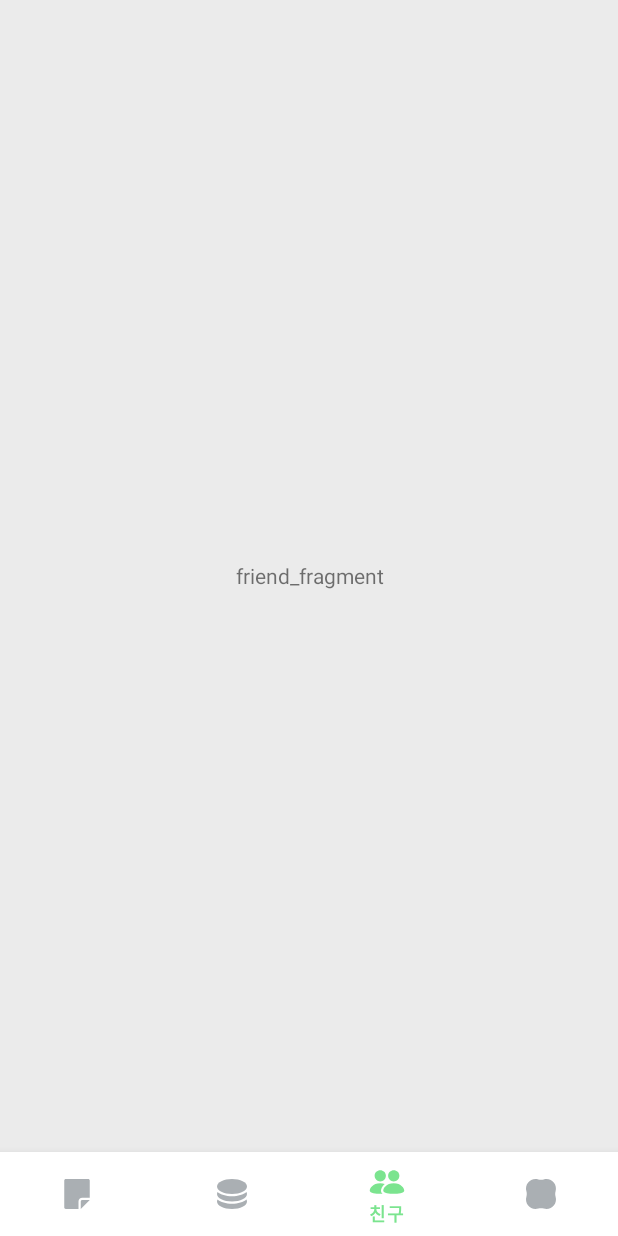
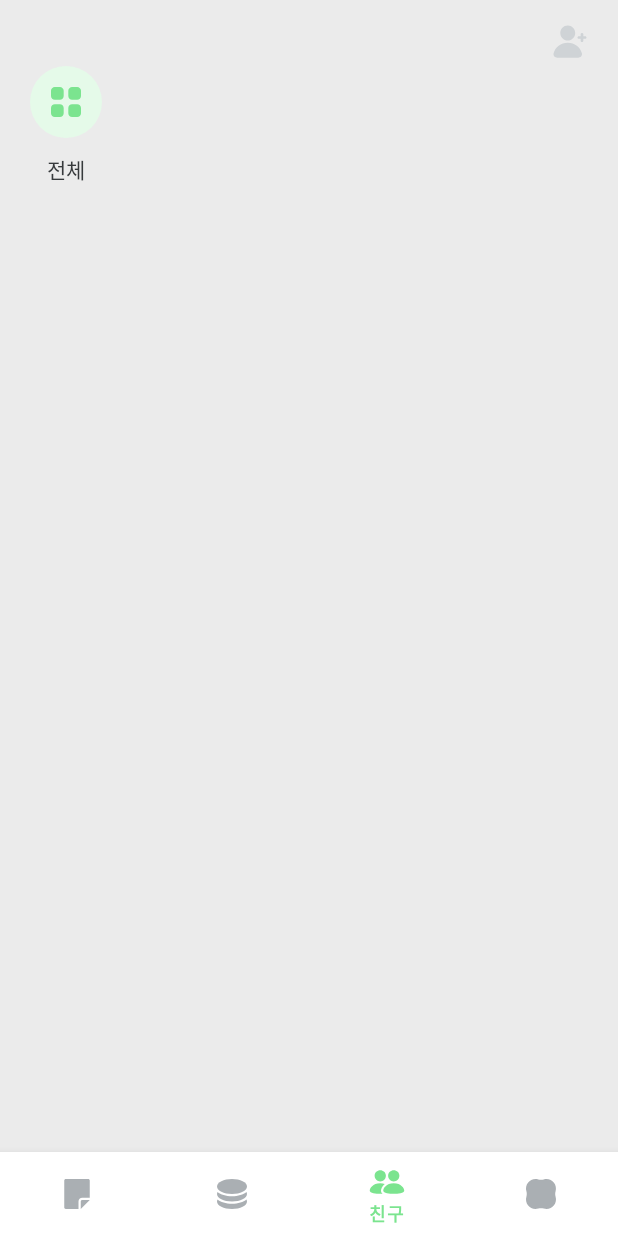
Before and after one commit to PomeTeam/POME_Android, an Android app: the FriendFragment screen opened through its navigation route, on a phone screen of 412 x 824 dp. Run offline under Robolectric (Android 15) with nearby library versions, the phone set to English and light mode, and no system bars; our stand-ins replace Dagger/Hilt's generated code, data binding, navigation-ui.

Commit message:
[feat] 친구탭 진행중

```diff
--- /dev/null
+++ b/app/src/main/res/drawable/ic_friend_add.xml
@@ -0,0 +1,14 @@
+<vector xmlns:android="http://schemas.android.com/apk/res/android"
+    android:width="24dp"
+    android:height="24dp"
+    android:viewportWidth="24"
+    android:viewportHeight="24">
+  <path
+      android:pathData="M10.5,12.5C5.957,12.5 2.062,15.465 1.072,19.57C0.661,21.273 2.091,22.5 3.469,22.5H17.531C18.909,22.5 20.339,21.273 19.928,19.57C18.938,15.465 15.043,12.5 10.5,12.5Z"
+      android:fillColor="#CFD3D6"
+      android:fillType="evenOdd"/>
+  <path
+      android:pathData="M15.462,6.027C15.462,8.817 13.254,11.054 10.5,11.054C7.745,11.054 5.537,8.817 5.537,6.027C5.537,3.237 7.745,1 10.5,1C13.254,1 15.462,3.237 15.462,6.027ZM20.898,8.088H22.101C22.596,8.088 23,8.497 23,8.999C23,9.502 22.596,9.911 22.101,9.911H20.898V11.088C20.898,11.591 20.495,12 19.999,12C19.503,12 19.1,11.591 19.1,11.088V9.911H17.899C17.403,9.911 17,9.502 17,8.999C17,8.497 17.403,8.088 17.899,8.088H19.1V6.912C19.1,6.409 19.503,6 19.999,6C20.495,6 20.898,6.409 20.898,6.912V8.088Z"
+      android:fillColor="#CFD3D6"
+      android:fillType="evenOdd"/>
+</vector>
--- /dev/null
+++ b/app/src/main/res/drawable/ic_friend_all_on.xml
@@ -0,0 +1,13 @@
+<vector xmlns:android="http://schemas.android.com/apk/res/android"
+    android:width="48dp"
+    android:height="48dp"
+    android:viewportWidth="48"
+    android:viewportHeight="48">
+  <path
+      android:pathData="M24,24m-24,0a24,24 0,1 1,48 0a24,24 0,1 1,-48 0"
+      android:fillColor="#E5FAE9"/>
+  <path
+      android:pathData="M16.54,14H19.92C21.33,14 22.46,15.15 22.46,16.561V19.97C22.46,21.39 21.33,22.53 19.92,22.53H16.54C15.14,22.53 14,21.39 14,19.97V16.561C14,15.15 15.14,14 16.54,14ZM16.54,25.47H19.92C21.33,25.47 22.46,26.611 22.46,28.031V31.44C22.46,32.85 21.33,34 19.92,34H16.54C15.14,34 14,32.85 14,31.44V28.031C14,26.611 15.14,25.47 16.54,25.47ZM31.46,14H28.08C26.67,14 25.54,15.15 25.54,16.561V19.97C25.54,21.39 26.67,22.53 28.08,22.53H31.46C32.86,22.53 34,21.39 34,19.97V16.561C34,15.15 32.86,14 31.46,14ZM28.08,25.47H31.46C32.86,25.47 34,26.611 34,28.031V31.44C34,32.85 32.86,34 31.46,34H28.08C26.67,34 25.54,32.85 25.54,31.44V28.031C25.54,26.611 26.67,25.47 28.08,25.47Z"
+      android:fillColor="#7BE48F"
+      android:fillType="evenOdd"/>
+</vector>
--- /dev/null
+++ b/app/src/main/res/drawable/ic_not_friend.xml
@@ -0,0 +1,10 @@
+<vector xmlns:android="http://schemas.android.com/apk/res/android"
+    android:width="24dp"
+    android:height="24dp"
+    android:viewportWidth="24"
+    android:viewportHeight="24">
+  <path
+      android:pathData="M2,12C2,6.48 6.47,2 12,2C17.52,2 22,6.48 22,12C22,17.52 17.52,22 12,22C6.47,22 2,17.52 2,12ZM7.52,13.2C6.86,13.2 6.32,12.66 6.32,12C6.32,11.34 6.86,10.801 7.52,10.801C8.18,10.801 8.71,11.34 8.71,12C8.71,12.66 8.18,13.2 7.52,13.2ZM10.8,12C10.8,12.66 11.34,13.2 12,13.2C12.66,13.2 13.19,12.66 13.19,12C13.19,11.34 12.66,10.801 12,10.801C11.34,10.801 10.8,11.34 10.8,12ZM15.28,12C15.28,12.66 15.81,13.2 16.48,13.2C17.14,13.2 17.67,12.66 17.67,12C17.67,11.34 17.14,10.801 16.48,10.801C15.81,10.801 15.28,11.34 15.28,12Z"
+      android:fillColor="#CFD3D6"
+      android:fillType="evenOdd"/>
+</vector>
--- a/app/src/main/res/layout/fragment_friend.xml
+++ b/app/src/main/res/layout/fragment_friend.xml
@@ -1,5 +1,7 @@
 <?xml version="1.0" encoding="utf-8"?>
-<layout xmlns:android="http://schemas.android.com/apk/res/android">
+<layout xmlns:android="http://schemas.android.com/apk/res/android"
+    xmlns:app="http://schemas.android.com/apk/res-auto"
+    xmlns:tools="http://schemas.android.com/tools">
 
     <data>
 
@@ -9,11 +11,93 @@
         android:layout_width="match_parent"
         android:layout_height="match_parent">
 
+        <ImageView
+            android:id="@+id/friend_add_iv"
+            android:layout_width="wrap_content"
+            android:layout_height="wrap_content"
+            android:src="@drawable/ic_friend_add"
+            app:layout_constraintTop_toTopOf="parent"
+            app:layout_constraintRight_toRightOf="parent"
+            android:layout_marginTop="16dp"
+            android:layout_marginRight="20dp"/>
+
+        <ImageView
+            android:id="@+id/friend_all_iv"
+            android:layout_width="wrap_content"
+            android:layout_height="wrap_content"
+            android:src="@drawable/ic_friend_all_on"
+            app:layout_constraintTop_toBottomOf="@id/friend_add_iv"
+            app:layout_constraintLeft_toLeftOf="parent"
+            android:layout_marginTop="4dp"
+            android:layout_marginLeft="20dp"
+            />
+
         <TextView
+            android:id="@+id/friend_all_tv"
+            android:layout_width="wrap_content"
+            android:layout_height="wrap_content"
+            android:text="@string/friend_all_text"
+            android:textColor="@color/grey_8"
+            app:layout_constraintTop_toBottomOf="@id/friend_all_iv"
+            android:layout_marginTop="10dp"
+            app:layout_constraintLeft_toLeftOf="@id/friend_all_iv"
+            app:layout_constraintRight_toRightOf="@id/friend_all_iv"
+            />
+
+        <androidx.recyclerview.widget.RecyclerView
+            android:id="@+id/friend_list_rv"
+            android:layout_width="wrap_content"
+            android:layout_height="0dp"
+            android:layout_marginBottom="10dp"
+            android:orientation="horizontal"
+            app:layoutManager="androidx.recyclerview.widget.LinearLayoutManager"
+            app:layout_constraintTop_toBottomOf="@id/friend_add_iv"
+            app:layout_constraintLeft_toRightOf="@+id/friend_all_iv"
+            android:layout_marginTop="4dp"
+            tools:listitem="@layout/item_friends_list"
+            />
+
+
+        <androidx.recyclerview.widget.RecyclerView
+            android:id="@+id/friend_detail_rv"
             android:layout_width="match_parent"
-            android:layout_height="match_parent"
-            android:gravity="center"
-            android:text="friend_fragment"/>
+            android:layout_height="0dp"
+            android:layout_marginBottom="10dp"
+            android:orientation="vertical"
+            app:layoutManager="androidx.recyclerview.widget.LinearLayoutManager"
+            app:layout_constraintTop_toBottomOf="@id/friend_all_tv"
+            app:layout_constraintLeft_toLeftOf="parent"
+            app:layout_constraintRight_toRightOf="parent"
+            android:layout_marginTop="20dp"
+            tools:listitem="@layout/item_friend_detail_card"
+            />
+
+        <ImageView
+            android:id="@+id/friend_not_iv"
+            android:layout_width="wrap_content"
+            android:layout_height="wrap_content"
+            android:src="@drawable/ic_not_friend"
+            android:visibility="invisible"
+            app:layout_constraintLeft_toLeftOf="parent"
+            app:layout_constraintRight_toRightOf="parent"
+            app:layout_constraintBottom_toBottomOf="parent"
+            app:layout_constraintTop_toTopOf="@id/friend_list_rv"
+            />
+
+        <TextView
+            android:id="@+id/friend_not_tv"
+            android:layout_width="wrap_content"
+            android:layout_height="wrap_content"
+            android:text="@string/friend_not_text"
+            android:visibility="invisible"
+            style="@style/Pome.Bold.14"
+            android:textColor="@color/grey_5"
+            app:layout_constraintLeft_toLeftOf="@id/friend_not_iv"
+            app:layout_constraintRight_toRightOf="@id/friend_not_iv"
+            app:layout_constraintTop_toBottomOf="@id/friend_not_iv"
+            android:layout_marginTop="16dp"
+            />
+
 
     </androidx.constraintlayout.widget.ConstraintLayout>
 </layout>
--- a/app/src/main/res/values/strings.xml
+++ b/app/src/main/res/values/strings.xml
@@ -56,5 +56,9 @@
     <string name="register_agree_marketing_text"><u>마케팅 정보 수집 동의 (선택)</u></string>
     <string name="register_terms_agree_button_text">동의했어요</string>
 
+    <!--  POME Friend  -->
+    <string name="friend_all_text">전체</string>
+    <string name="friend_profile_name">성식</string>
+    <string name="friend_not_text">아직 추가한 친구가 없어요</string>
 
 </resources>
```
Also changed, not shown: app/src/main/res/layout/item_friend_detail_card.xml (added, +226 -0 lines), app/src/main/res/layout/item_friends_list.xml (added, +39 -0 lines).
